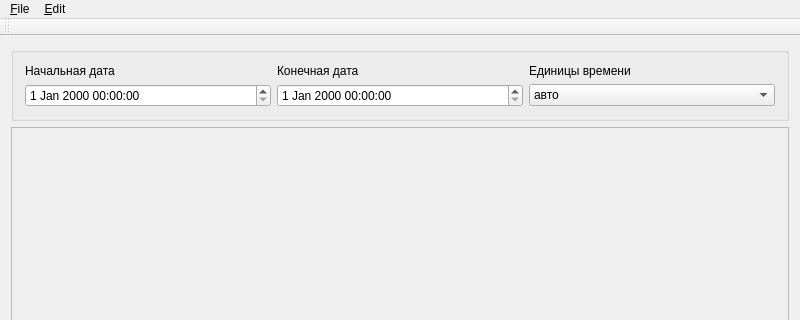
The window that src/ChronoLineDemo/mainwindow.ui (DarkHobbit/chronoline) describes before a commit, drawn with Qt 5; both pictures show x 0 to 800 and y 0 to 320 of the 800 by 600 pixel window.
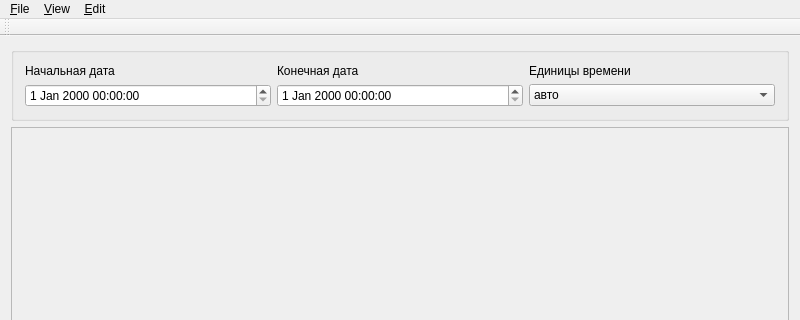
The same window after the commit.

Diff of the .ui file:
```diff
--- a/src/ChronoLineDemo/mainwindow.ui
+++ b/src/ChronoLineDemo/mainwindow.ui
@@ -144,8 +144,8 @@
     <rect>
      <x>0</x>
      <y>0</y>
-     <width>676</width>
-     <height>25</height>
+     <width>800</width>
+     <height>20</height>
     </rect>
    </property>
    <widget class="QMenu" name="menu_File">
@@ -164,7 +164,14 @@
     <addaction name="separator"/>
     <addaction name="action_Manage_Periods_Flags"/>
    </widget>
+   <widget class="QMenu" name="menu_View">
+    <property name="title">
+     <string>&amp;View</string>
+    </property>
+    <addaction name="action_Fit_objects_on_scene"/>
+   </widget>
    <addaction name="menu_File"/>
+   <addaction name="menu_View"/>
    <addaction name="menu_Edit"/>
   </widget>
   <widget class="QToolBar" name="mainToolBar">
```
Left out of the diff: 8 changed lines with no effect on the pictures.
